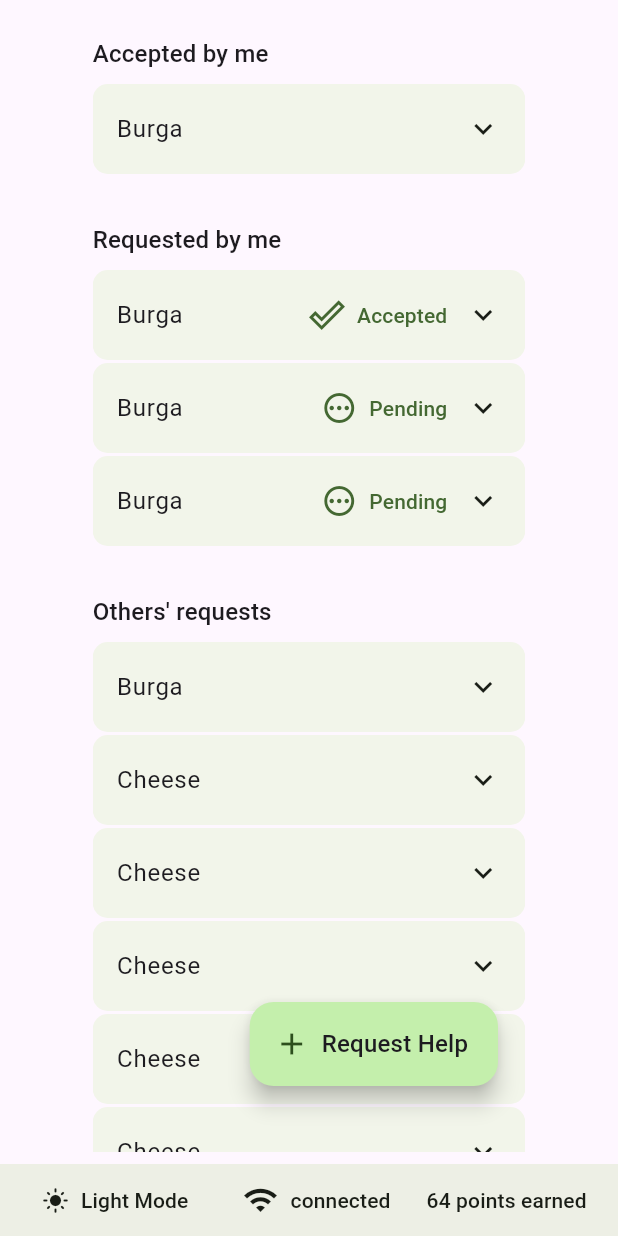
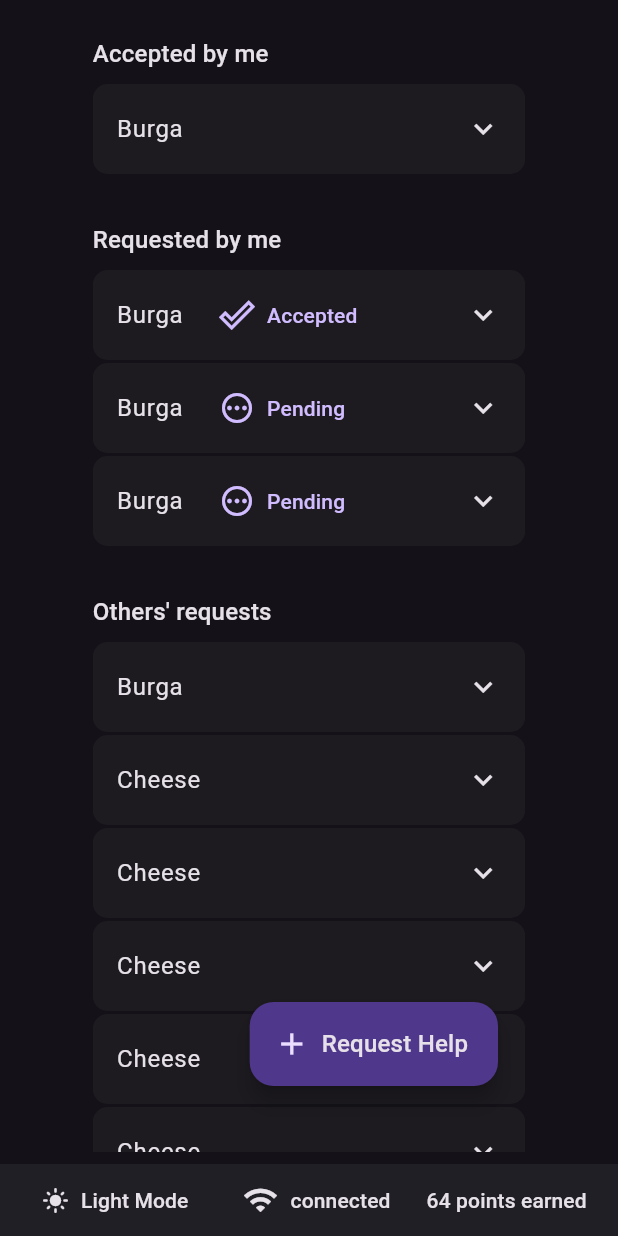
Before and after one commit to priyahegde01/ReachOut, a Flutter app: the screen it shows after launch, on a phone screen of 412 x 824 dp. Run offline on Flutter 3.47's test engine with Material 3 defaults, Android fonts, the phone set to English and light mode, and no system bars; our stand-ins replace go_router, material_ui.

Commit message:
Made adjustments to list tiles in request board
These adjustments included:

* Showing the time left for requests pending acceptance when hovering over a list tile
* Changing the placement of the status indicators to be to the right of
  the title.
* Changing the placement of buttons in the expanded form of a list tile
  be the same as when hovered over.

```diff
--- a/Client/reachout_client/lib/Pages/main_page.dart
+++ b/Client/reachout_client/lib/Pages/main_page.dart
@@ -343,7 +343,7 @@ class _RequestListTileState extends State<RequestListTile> {
     ][widget.type.index];
 
     final actionButtons = Row(
-      spacing: DefaultSpacing.xs,
+      spacing: DefaultSpacing.small,
       children: [
         if (secondaryLabel != null) ...[
           // TODO: change to an OutlinedButton.icon with a custom style to make the border the color onSurfaceVariant.
@@ -353,9 +353,7 @@ class _RequestListTileState extends State<RequestListTile> {
             icon: Icon(Icons.cancel_outlined),
           ),
         ],
-        Padding(
-          padding: const .symmetric(vertical: DefaultSpacing.xxs),
-          child: FilledButton.icon(
+        FilledButton.icon(
           onPressed: widget.onSecondaryActionTap,
           label: LabelText(
             primaryLabel,
@@ -363,7 +361,6 @@ class _RequestListTileState extends State<RequestListTile> {
             color: colorTheme.onPrimary,
           ),
           icon: Icon(Icons.location_on_outlined),
-          ),
         ),
       ],
     );
@@ -383,7 +380,7 @@ class _RequestListTileState extends State<RequestListTile> {
                 icon: Icons.pending_outlined,
                 color: colorTheme.primary,
               ),
-              StatusIndicator(
+              if (hoveredOver || expanded) StatusIndicator(
                 label: "Expires in 04:32",
                 icon: Icons.info_outline,
                 color: colorTheme.onSurfaceVariant,
@@ -392,18 +389,9 @@ class _RequestListTileState extends State<RequestListTile> {
           );
 
     final expandedContent = widget.status == .none
-        ? Row(
-            spacing: DefaultSpacing.large,
-            mainAxisAlignment: .spaceBetween,
-            children: [
-              Expanded(
-                child: Align(
+        ? Align(
             alignment: .centerStart,
             child: BodyText(widget.description, size: .large),
-                ),
-              ),
-              actionButtons,
-            ],
           )
         : Column(
             spacing: DefaultSpacing.medium,
@@ -412,51 +400,34 @@ class _RequestListTileState extends State<RequestListTile> {
                 alignment: .centerStart,
                 child: BodyText(widget.description, size: .large),
               ),
-              Row(
-                mainAxisAlignment: .spaceBetween,
-                children: [acceptanceIndicators, actionButtons],
-              ),
+              acceptanceIndicators,
             ],
-          );
-
-    final statusIndicator = widget.status == .accepted
-        ? StatusIndicator(
-            label: "Accepted",
-            icon: Icons.done_outline,
-            color: colorTheme.primary,
-          )
-        : StatusIndicator(
-            label: "Pending",
-            icon: Icons.pending_outlined,
-            color: colorTheme.primary,
           );
 
     final nonExpandedcontent = Row(
       mainAxisAlignment: .spaceBetween,
       spacing: 12,
       children: [
-        Expanded(
-          child: Row(
-            mainAxisAlignment: .spaceBetween,
+        Row(
+          spacing: DefaultSpacing.large,
           children: [
             !expanded
                 ? BodyText(widget.title, size: .large)
                 : TitleText(widget.title, size: .medium),
+            if (widget.status != .none && !expanded) acceptanceIndicators,
+          ],
+        ),
         Row(
           spacing: DefaultSpacing.medium,
           children: [
-                    if (hoveredOver && !expanded) actionButtons,
-                    if (widget.status != .none && !expanded) statusIndicator,
-                  ],
-                ),
-              ],
-          ),
-        ),
+            if (hoveredOver || expanded) actionButtons,
             SizedBox(
               height: 40,
               child: expanded
                   ? IconWithDefaults(Icons.keyboard_arrow_up)
                   : IconWithDefaults(Icons.keyboard_arrow_down),
+            ),
+          ],
         ),
       ],
     );
--- a/Client/reachout_client/lib/main.dart
+++ b/Client/reachout_client/lib/main.dart
@@ -12,7 +12,7 @@ class MainApp extends StatelessWidget {
   Widget build(BuildContext context) {
     return MaterialApp.router(
       routerConfig: routes,
-      themeMode: .light,
+      themeMode: .dark,
       theme: ThemeData.light().copyWith(
         colorScheme: ColorScheme.fromSeed(seedColor: Color(0xFF38761D)),
       ),
```
Lines whose indentation alone changed are shown as unchanged.
